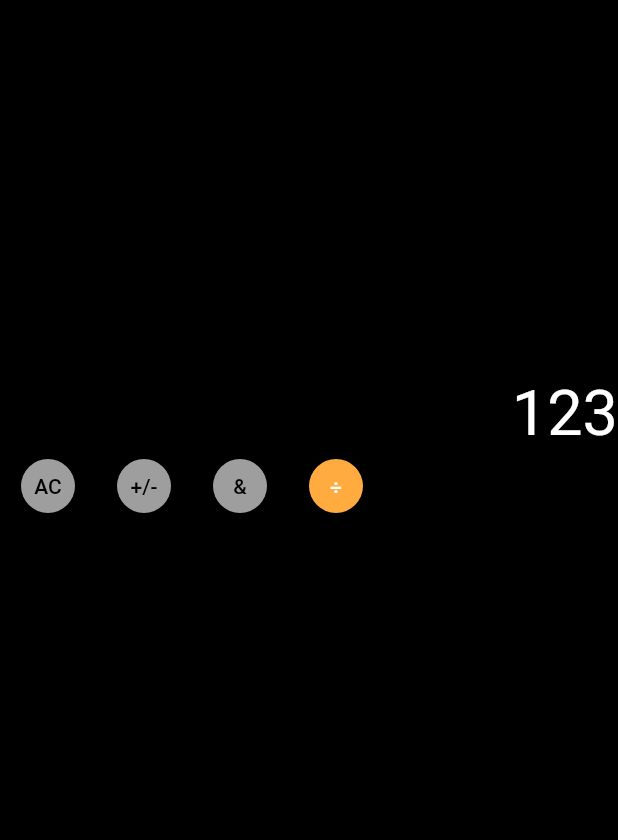
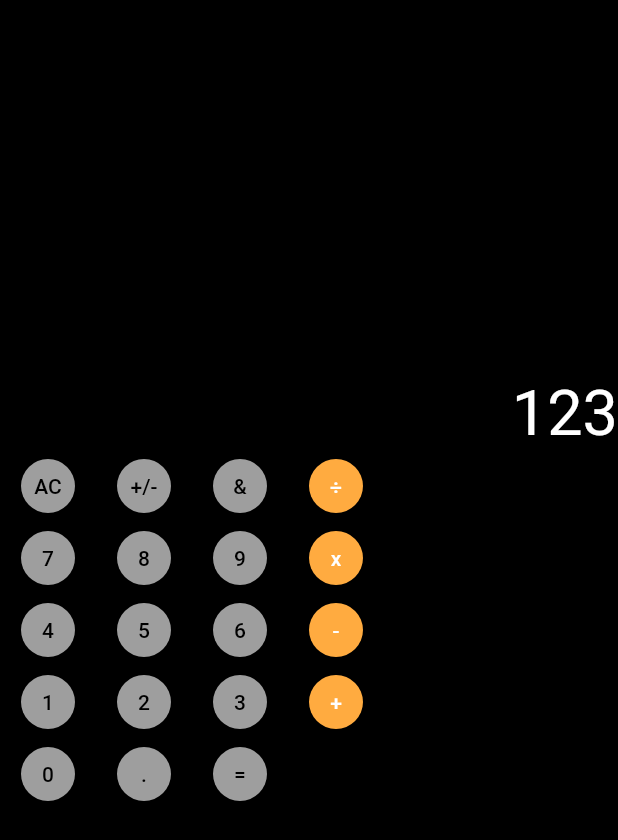
Before and after one commit to harithtarmizi/iphone_calculator, a Flutter app: the screen it shows after launch, on a phone screen of 412 x 824 dp. Shown: the top 840 px of the screen. Run offline on Flutter 3.47's test engine with Material 2 defaults, Android fonts, the phone set to English and light mode, and no system bars.

Commit message:
1. DEsign all button without adjusting details

```diff
--- a/lib/main.dart
+++ b/lib/main.dart
@@ -68,6 +68,102 @@ class _CalculatorState extends State<Calculator> {
               ),
             ],
           ),
+          //=================== Done Second Column ==========================//
+          Row(
+            children: [
+              CircleButton(
+                title: '7',
+                color: Colors.grey,
+                textColor: Colors.black,
+              ),
+              CircleButton(
+                title: '8',
+                color: Colors.grey,
+                textColor: Colors.black,
+              ),
+              CircleButton(
+                title: '9',
+                color: Colors.grey,
+                textColor: Colors.black,
+              ),
+              CircleButton(
+                title: 'x',
+                color: Colors.orangeAccent,
+                textColor: Colors.white,
+              ),
+            ],
+          ),
+          //=================== Done Third Column ==========================//
+          Row(
+            children: [
+              CircleButton(
+                title: '4',
+                color: Colors.grey,
+                textColor: Colors.black,
+              ),
+              CircleButton(
+                title: '5',
+                color: Colors.grey,
+                textColor: Colors.black,
+              ),
+              CircleButton(
+                title: '6',
+                color: Colors.grey,
+                textColor: Colors.black,
+              ),
+              CircleButton(
+                title: '-',
+                color: Colors.orangeAccent,
+                textColor: Colors.white,
+              ),
+            ],
+          ),
+          //=================== Done Forth Column ==========================//
+          Row(
+            children: [
+              CircleButton(
+                title: '1',
+                color: Colors.grey,
+                textColor: Colors.black,
+              ),
+              CircleButton(
+                title: '2',
+                color: Colors.grey,
+                textColor: Colors.black,
+              ),
+              CircleButton(
+                title: '3',
+                color: Colors.grey,
+                textColor: Colors.black,
+              ),
+              CircleButton(
+                title: '+',
+                color: Colors.orangeAccent,
+                textColor: Colors.white,
+              ),
+            ],
+          ),
+          //=================== Done Fifth Column ==========================//
+          Row(
+            children: [
+              CircleButton(
+                title: '0',
+                color: Colors.grey,
+                textColor: Colors.black,
+              ),
+              CircleButton(
+                title: '.',
+                color: Colors.grey,
+                textColor: Colors.black,
+              ),
+              CircleButton(
+                title: '=',
+                color: Colors.grey,
+                textColor: Colors.black,
+              ),
+            ],
+          ),
+          //=================== Done Sixth Column ==========================//
         ],
       ),
     );
@@ -79,7 +175,8 @@ class CircleButton extends StatelessWidget {
   final Color color;
   final Color textColor;
 
-  CircleButton({required this.title, required this.color, required this.textColor});
+  CircleButton(
+      {required this.title, required this.color, required this.textColor});
 
   @override
   Widget build(BuildContext context) {
```
